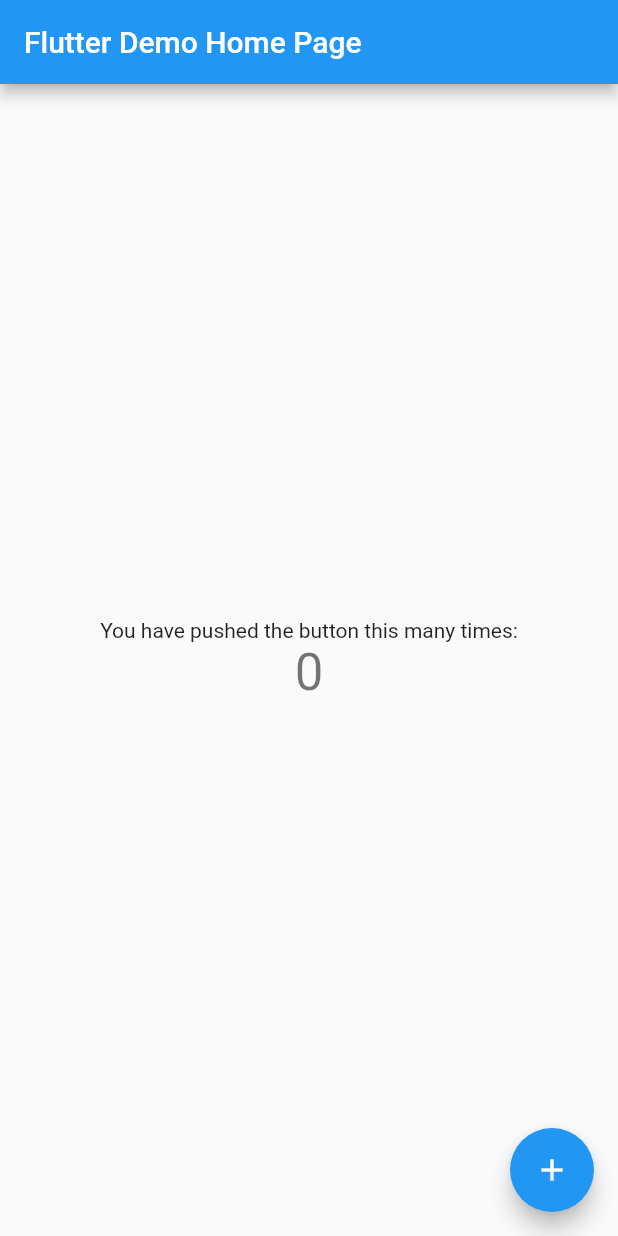
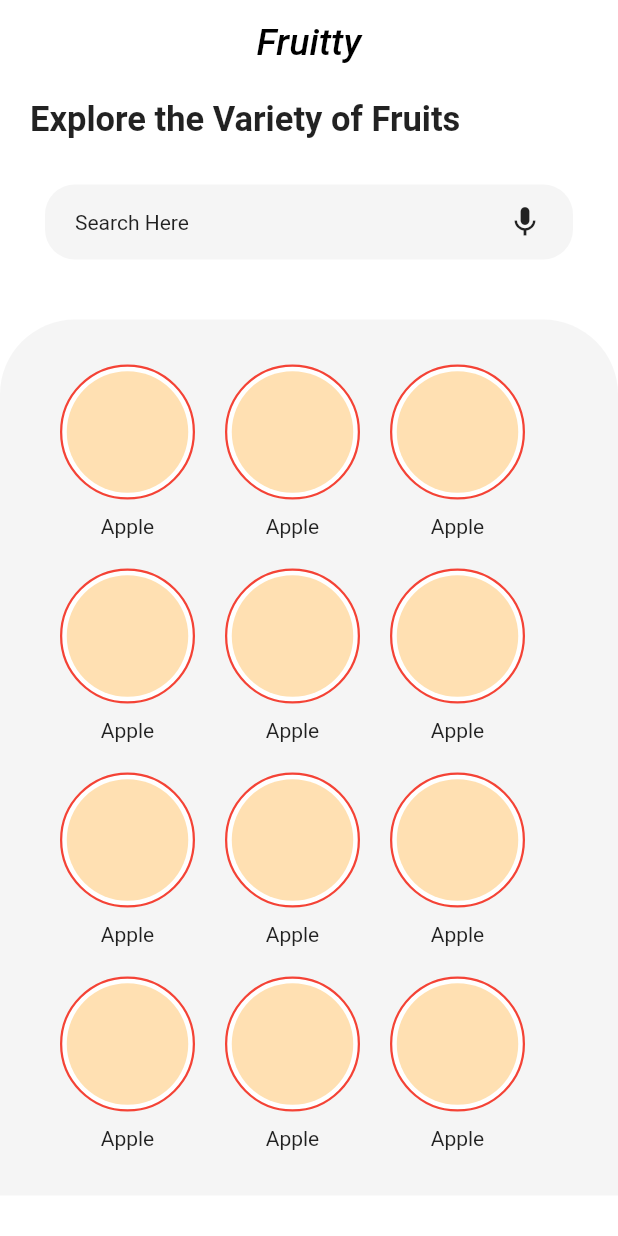
Before and after one commit to aishat-ajose/fruity, a Flutter app: the screen it shows after launch, on a phone screen of 412 x 824 dp. Run offline on Flutter 3.47's test engine with Material 2 defaults, Android fonts, the phone set to English and light mode, and no system bars; our stand-ins replace flutter_svg.

Commit message:
Merge main with api branch

```diff
--- /dev/null
+++ b/lib/homepage.dart
@@ -0,0 +1,138 @@
+import 'package:flutter/material.dart';
+import 'package:flutter_svg/svg.dart';
+
+class HomePageScreen extends StatelessWidget {
+  HomePageScreen({ Key? key }) : super(key: key);
+
+  final Color fruittyGreyColor = Colors.grey.shade100;
+
+  @override
+  Widget build(BuildContext context) {
+    return Scaffold(
+      backgroundColor: Colors.white,
+      appBar: AppBar(
+        // Maybe add a logo instead
+        title: const Text(
+          'Fruitty',
+          style: TextStyle(fontSize:25.0, fontStyle: FontStyle.italic, color: Colors.black)
+        ),
+        centerTitle: true,
+        backgroundColor: Colors.white,
+        elevation: 0.0,
+      ),
+
+      body: Column(
+        crossAxisAlignment: CrossAxisAlignment.start,
+        children: [
+
+          const Padding(
+            padding: EdgeInsets.symmetric(horizontal: 20, vertical: 10),
+            child: Text(
+              'Explore the Variety of Fruits',
+              style: TextStyle(fontWeight: FontWeight.bold, fontSize:23.0),
+            ),
+          ),
+
+          search(),
+
+          const SizedBox(height:20.0),
+
+          Expanded(
+            child: allFruits(),
+          )
+        ],
+      ),
+    );
+  }
+
+  Widget search(){
+  return Container(
+    padding: const EdgeInsets.symmetric(horizontal: 20, vertical:10.0),
+    height: 50.0,
+    width: double.infinity,
+    margin: const EdgeInsets.symmetric( vertical: 20, horizontal: 30),
+    decoration: BoxDecoration(
+      color: fruittyGreyColor,
+      borderRadius: BorderRadius.circular(20.0)
+    ),
+
+    child: Row(
+      mainAxisAlignment: MainAxisAlignment.spaceBetween,
+      children: const [
+        Text('Search Here'),
+        Icon(Icons.mic)
+      ],
+    ),
+
+  );
+}
+
+  Widget allFruits(){
+    return  SingleChildScrollView(
+      scrollDirection: Axis.vertical,
+      child: Container(
+      padding: const EdgeInsets.symmetric(horizontal: 30, vertical:20.0),
+      width: double.infinity,
+      decoration: BoxDecoration(
+        color: fruittyGreyColor,
+        borderRadius: BorderRadius.only(
+          topLeft: Radius.circular(50.0),
+          topRight: Radius.circular(50.0)
+        )
+      ),
+
+      child:  Wrap(
+        children: [
+          fruitContainer('Apple',),
+          fruitContainer('Apple'),
+          fruitContainer('Apple'),
+          fruitContainer('Apple'),
+          fruitContainer('Apple'),
+          fruitContainer('Apple'),
+          fruitContainer('Apple'),
+          fruitContainer('Apple'),
+          fruitContainer('Apple'),
+          fruitContainer('Apple'),
+          fruitContainer('Apple'),
+          fruitContainer('Apple'),
+        ],
+      )
+      )
+    );
+  }
+
+
+  Widget fruitContainer(String name){
+    return Padding(
+      padding:  const EdgeInsets.all(10.0),
+      child: Column(
+        children: [
+          Container(
+            padding: const EdgeInsets.all(3),
+            width: 90,
+            height:90,
+            decoration: BoxDecoration(
+              shape: BoxShape.circle,
+              color: Colors.white,
+              border: Border.all(color: Colors.red, width: 1.5)
+            ),
+
+            child: Container(
+
+              decoration: BoxDecoration(
+                shape: BoxShape.circle,
+                color: Colors.orange.shade100,
+              ),
+
+              // child: SvgPicture.asset('assets/fruit_svg/orange.svg'),
+            ),
+          ),
+          const SizedBox(height: 10.0,),
+          Text(
+            name
+          )
+        ],
+      ),
+    );
+  }
+}
--- a/lib/main.dart
+++ b/lib/main.dart
@@ -1,4 +1,5 @@
 import 'package:flutter/material.dart';
+import 'package:fruity/homepage.dart';
 
 void main() {
   runApp(const MyApp());
@@ -12,104 +13,11 @@
   Widget build(BuildContext context) {
     return MaterialApp(
       title: 'Flutter Demo',
+      debugShowCheckedModeBanner: false,
       theme: ThemeData(
-        // This is the theme of your application.
-        //
-        // Try running your application with "flutter run". You'll see the
-        // application has a blue toolbar. Then, without quitting the app, try
-        // changing the primarySwatch below to Colors.green and then invoke
-        // "hot reload" (press "r" in the console where you ran "flutter run",
-        // or simply save your changes to "hot reload" in a Flutter IDE).
-        // Notice that the counter didn't reset back to zero; the application
-        // is not restarted.
         primarySwatch: Colors.blue,
       ),
-      home: const MyHomePage(title: 'Flutter Demo Home Page'),
+      home: HomePageScreen(),
     );
   }
 }
-
-class MyHomePage extends StatefulWidget {
-  const MyHomePage({Key? key, required this.title}) : super(key: key);
-
-  // This widget is the home page of your application. It is stateful, meaning
-  // that it has a State object (defined below) that contains fields that affect
-  // how it looks.
-
-  // This class is the configuration for the state. It holds the values (in this
-  // case the title) provided by the parent (in this case the App widget) and
-  // used by the build method of the State. Fields in a Widget subclass are
-  // always marked "final".
-
-  final String title;
-
-  @override
-  State<MyHomePage> createState() => _MyHomePageState();
-}
-
-class _MyHomePageState extends State<MyHomePage> {
-  int _counter = 0;
-
-  void _incrementCounter() {
-    setState(() {
-      // This call to setState tells the Flutter framework that something has
-      // changed in this State, which causes it to rerun the build method below
-      // so that the display can reflect the updated values. If we changed
-      // _counter without calling setState(), then the build method would not be
-      // called again, and so nothing would appear to happen.
-      _counter++;
-    });
-  }
-
-  @override
-  Widget build(BuildContext context) {
-    // This method is rerun every time setState is called, for instance as done
-    // by the _incrementCounter method above.
-    //
-    // The Flutter framework has been optimized to make rerunning build methods
-    // fast, so that you can just rebuild anything that needs updating rather
-    // than having to individually change instances of widgets.
-    return Scaffold(
-      appBar: AppBar(
-        // Here we take the value from the MyHomePage object that was created by
-        // the App.build method, and use it to set our appbar title.
-        title: Text(widget.title),
-      ),
-      body: Center(
-        // Center is a layout widget. It takes a single child and positions it
-        // in the middle of the parent.
-        child: Column(
-          // Column is also a layout widget. It takes a list of children and
-          // arranges them vertically. By default, it sizes itself to fit its
-          // children horizontally, and tries to be as tall as its parent.
-          //
-          // Invoke "debug painting" (press "p" in the console, choose the
-          // "Toggle Debug Paint" action from the Flutter Inspector in Android
-          // Studio, or the "Toggle Debug Paint" command in Visual Studio Code)
-          // to see the wireframe for each widget.
-          //
-          // Column has various properties to control how it sizes itself and
-          // how it positions its children. Here we use mainAxisAlignment to
-          // center the children vertically; the main axis here is the vertical
-          // axis because Columns are vertical (the cross axis would be
-          // horizontal).
-          mainAxisAlignment: MainAxisAlignment.center,
-          children: <Widget>[
-            const Text(
-              'You have pushed the button this many times:',
-            ),
-            Text(
-              '$_counter',
-              style: Theme.of(context).textTheme.headline4,
-            ),
-          ],
-        ),
-      ),
-      floatingActionButton: FloatingActionButton(
-        onPressed: _incrementCounter,
-        tooltip: 'Increment',
-        child: const Icon(Icons.add),
-      ), // This trailing comma makes auto-formatting nicer for build methods.
-    );
-  }
-}
--- a/pubspec.yaml
+++ b/pubspec.yaml
@@ -34,7 +34,8 @@
   # The following adds the Cupertino Icons font to your application.
   # Use with the CupertinoIcons class for iOS style icons.
   cupertino_icons: ^1.0.2
-  http: ^0.13.4
+  http:
+  flutter_svg:
 
 dev_dependencies:
   flutter_test:
@@ -59,7 +60,8 @@
   uses-material-design: true
 
   # To add assets to your application, add an assets section, like this:
-  # assets:
+  assets:
+    - assets/
   #   - images/a_dot_burr.jpeg
   #   - images/a_dot_ham.jpeg
 
```
Also changed, not shown: pubspec.lock.
